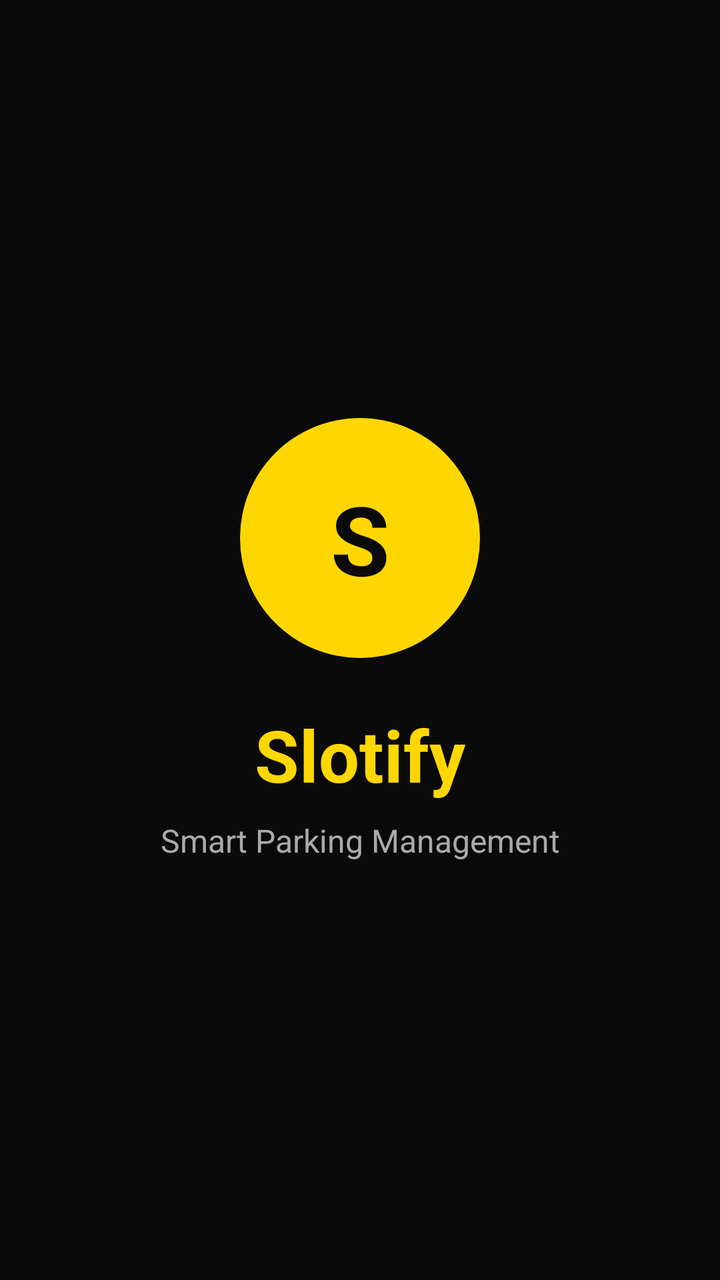
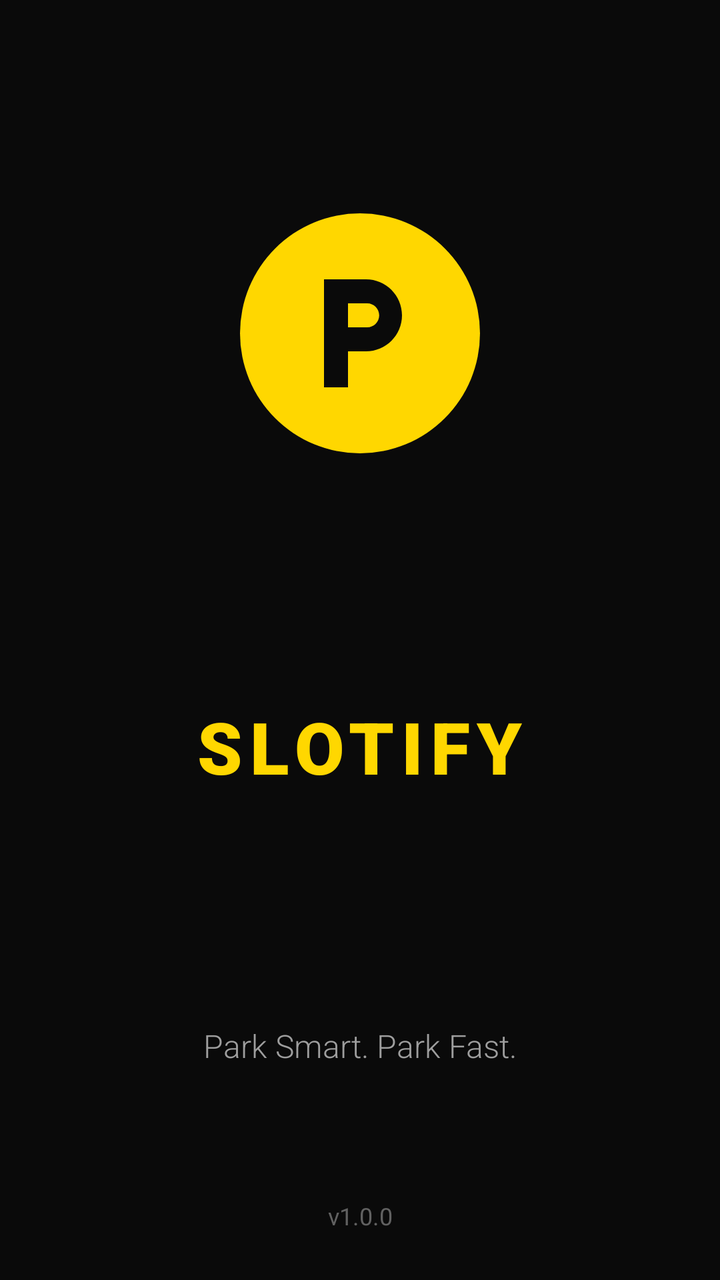

Before-and-after screenshots of an Android layout around one commit, followed by the original layout XML and the change that was made.
<!-- AndroidManifest.xml: activity theme Theme.Slotify.Splash -->
<!-- res/layout/activity_splash.xml -->
<?xml version="1.0" encoding="utf-8"?>
<androidx.constraintlayout.widget.ConstraintLayout
    xmlns:android="http://schemas.android.com/apk/res/android"
    xmlns:app="http://schemas.android.com/apk/res-auto"
    android:layout_width="match_parent"
    android:layout_height="match_parent"
    android:background="@color/background">

    <ImageView
        android:id="@+id/ivLogo"
        android:layout_width="120dp"
        android:layout_height="120dp"
        android:src="@drawable/bg_logo_circle"
        app:layout_constraintBottom_toTopOf="@+id/tvAppName"
        app:layout_constraintEnd_toEndOf="parent"
        app:layout_constraintStart_toStartOf="parent"
        app:layout_constraintTop_toTopOf="parent"
        app:layout_constraintVertical_chainStyle="packed" />

    <TextView
        android:id="@+id/tvLogoText"
        android:layout_width="wrap_content"
        android:layout_height="wrap_content"
        android:text="S"
        android:textColor="@color/background"
        android:textSize="48sp"
        android:textStyle="bold"
        app:layout_constraintBottom_toBottomOf="@id/ivLogo"
        app:layout_constraintEnd_toEndOf="@id/ivLogo"
        app:layout_constraintStart_toStartOf="@id/ivLogo"
        app:layout_constraintTop_toTopOf="@id/ivLogo" />

    <TextView
        android:id="@+id/tvAppName"
        android:layout_width="wrap_content"
        android:layout_height="wrap_content"
        android:layout_marginTop="24dp"
        android:text="@string/app_name"
        android:textColor="@color/primary"
        android:textSize="36sp"
        android:textStyle="bold"
        app:layout_constraintBottom_toTopOf="@+id/tvTagline"
        app:layout_constraintEnd_toEndOf="parent"
        app:layout_constraintStart_toStartOf="parent"
        app:layout_constraintTop_toBottomOf="@id/ivLogo" />

    <TextView
        android:id="@+id/tvTagline"
        android:layout_width="wrap_content"
        android:layout_height="wrap_content"
        android:layout_marginTop="8dp"
        android:text="@string/tagline"
        android:textColor="@color/text_secondary"
        android:textSize="16sp"
        app:layout_constraintBottom_toBottomOf="parent"
        app:layout_constraintEnd_toEndOf="parent"
        app:layout_constraintStart_toStartOf="parent"
        app:layout_constraintTop_toBottomOf="@id/tvAppName" />

    <ProgressBar
        android:id="@+id/progressBar"
        android:layout_width="wrap_content"
        android:layout_height="wrap_content"
        android:layout_marginBottom="48dp"
        android:indeterminateTint="@color/primary"
        app:layout_constraintBottom_toBottomOf="parent"
        app:layout_constraintEnd_toEndOf="parent"
        app:layout_constraintStart_toStartOf="parent" />

</androidx.constraintlayout.widget.ConstraintLayout>
<!-- resources referenced by this layout -->
<resources>
  <color name="background">#0A0A0A</color>
  <color name="primary">#FFD700</color>
  <color name="text_secondary">#AAAAAA</color>
  <!-- drawable bg_logo_circle (drawable) -->
  <?xml version="1.0" encoding="utf-8"?>
  <shape xmlns:android="http://schemas.android.com/apk/res/android"
      android:shape="oval">
      <solid android:color="@color/primary" />
      <size
          android:width="120dp"
          android:height="120dp" />
  </shape>
  <string name="app_name">Slotify</string>
  <string name="tagline">Smart Parking Management</string>
  <style name="Theme.Slotify.Splash" parent="Theme.Slotify">
          <item name="android:windowBackground">@color/background</item>
      </style>
  <style name="Theme.Slotify" parent="Theme.Material3.DayNight.NoActionBar">
          
          <item name="colorPrimary">@color/primary</item>
          <item name="colorPrimaryVariant">@color/primary_dark</item>
          <item name="colorOnPrimary">@color/background</item>
  
          
          <item name="colorSecondary">@color/primary</item>
          <item name="colorSecondaryVariant">@color/primary_dark</item>
          <item name="colorOnSecondary">@color/background</item>
  
          
          <item name="android:colorBackground">@color/background</item>
          <item name="colorSurface">@color/surface</item>
          <item name="colorOnSurface">@color/text_primary</item>
  
          
          <item name="android:statusBarColor">@color/background</item>
          <item name="android:navigationBarColor">@color/background</item>
          <item name="android:windowLightStatusBar">false</item>
  
          
          <item name="colorError">@color/error</item>
          <item name="colorOnError">@color/white</item>
      </style>
  <color name="primary_dark">#E6C200</color>
  <color name="surface">#1A1A1A</color>
  <color name="text_primary">#FFFFFF</color>
  <color name="error">#F44336</color>
  <color name="white">#FFFFFF</color>
</resources>

<!-- the commit's change to res/layout/activity_splash.xml (unified diff, before → after) -->
@@ -4,67 +4,66 @@
     xmlns:app="http://schemas.android.com/apk/res-auto"
     android:layout_width="match_parent"
     android:layout_height="match_parent"
-    android:background="@color/background">
+    android:background="@color/black_primary">
 
+    
     <ImageView
-        android:id="@+id/ivLogo"
+        android:id="@+id/ivSplashLogo"
         android:layout_width="120dp"
         android:layout_height="120dp"
-        android:src="@drawable/bg_logo_circle"
-        app:layout_constraintBottom_toTopOf="@+id/tvAppName"
-        app:layout_constraintEnd_toEndOf="parent"
+        android:background="@drawable/bg_logo_circle"
+        android:padding="24dp"
+        android:src="@drawable/ic_parking"
+        app:tint="@color/black_primary"
+        android:contentDescription="@string/app_name"
+        app:layout_constraintTop_toTopOf="parent"
+        app:layout_constraintBottom_toTopOf="@id/tvAppName"
         app:layout_constraintStart_toStartOf="parent"
-        app:layout_constraintTop_toTopOf="parent"
-        app:layout_constraintVertical_chainStyle="packed" />
+        app:layout_constraintEnd_toEndOf="parent"/>
 
-    <TextView
-        android:id="@+id/tvLogoText"
-        android:layout_width="wrap_content"
-        android:layout_height="wrap_content"
-        android:text="S"
-        android:textColor="@color/background"
-        android:textSize="48sp"
-        android:textStyle="bold"
-        app:layout_constraintBottom_toBottomOf="@id/ivLogo"
-        app:layout_constraintEnd_toEndOf="@id/ivLogo"
-        app:layout_constraintStart_toStartOf="@id/ivLogo"
-        app:layout_constraintTop_toTopOf="@id/ivLogo" />
-
+    
     <TextView
         android:id="@+id/tvAppName"
         android:layout_width="wrap_content"
         android:layout_height="wrap_content"
-        android:layout_marginTop="24dp"
-        android:text="@string/app_name"
-        android:textColor="@color/primary"
+        android:layout_marginTop="16dp"
+        android:text="SLOTIFY"
+        android:textColor="@color/yellow_primary"
         android:textSize="36sp"
-        android:textStyle="bold"
-        app:layout_constraintBottom_toTopOf="@+id/tvTagline"
-        app:layout_constraintEnd_toEndOf="parent"
+        android:fontFamily="sans-serif-black"
+        android:letterSpacing="0.1"
+        app:layout_constraintTop_toBottomOf="@id/ivSplashLogo"
+        app:layout_constraintBottom_toTopOf="@id/tvTagline"
         app:layout_constraintStart_toStartOf="parent"
-        app:layout_constraintTop_toBottomOf="@id/ivLogo" />
+        app:layout_constraintEnd_toEndOf="parent"/>
 
+    
     <TextView
         android:id="@+id/tvTagline"
         android:layout_width="wrap_content"
         android:layout_height="wrap_content"
         android:layout_marginTop="8dp"
-        android:text="@string/tagline"
+        android:text="Park Smart. Park Fast."
         android:textColor="@color/text_secondary"
         android:textSize="16sp"
+        android:fontFamily="sans-serif-light"
+        app:layout_constraintTop_toBottomOf="@id/tvAppName"
         app:layout_constraintBottom_toBottomOf="parent"
+        app:layout_constraintStart_toStartOf="parent"
         app:layout_constraintEnd_toEndOf="parent"
-        app:layout_constraintStart_toStartOf="parent"
-        app:layout_constraintTop_toBottomOf="@id/tvAppName" />
+        app:layout_constraintVertical_bias="0.4"/>
 
-    <ProgressBar
-        android:id="@+id/progressBar"
+    
+    <TextView
+        android:id="@+id/tvVersion"
         android:layout_width="wrap_content"
         android:layout_height="wrap_content"
-        android:layout_marginBottom="48dp"
-        android:indeterminateTint="@color/primary"
+        android:text="v1.0.0"
+        android:textColor="@color/text_hint"
+        android:textSize="12sp"
+        android:layout_marginBottom="24dp"
         app:layout_constraintBottom_toBottomOf="parent"
-        app:layout_constraintEnd_toEndOf="parent"
-        app:layout_constraintStart_toStartOf="parent" />
+        app:layout_constraintStart_toStartOf="parent"
+        app:layout_constraintEnd_toEndOf="parent"/>
 
 </androidx.constraintlayout.widget.ConstraintLayout>
<!-- resource entries referenced after the edit -->
@@ -1,51 +1,42 @@
 <!-- resources referenced by this layout -->
 <resources>
-  <color name="background">#0A0A0A</color>
-  <color name="primary">#FFD700</color>
-  <color name="text_secondary">#AAAAAA</color>
+  <color name="black_primary">#0A0A0A</color>
+  <color name="text_hint">#616161</color>
+  <color name="text_secondary">#9E9E9E</color>
+  <color name="yellow_primary">#FFD700</color>
   <!-- drawable bg_logo_circle (drawable) -->
   <?xml version="1.0" encoding="utf-8"?>
   <shape xmlns:android="http://schemas.android.com/apk/res/android"
       android:shape="oval">
-      <solid android:color="@color/primary" />
+  
+      <solid android:color="@color/yellow_primary"/>
+  
       <size
           android:width="120dp"
-          android:height="120dp" />
+          android:height="120dp"/>
+  
   </shape>
+  <!-- drawable ic_parking (drawable) -->
+  <?xml version="1.0" encoding="utf-8"?>
+  <vector xmlns:android="http://schemas.android.com/apk/res/android"
+      android:width="24dp"
+      android:height="24dp"
+      android:viewportWidth="24"
+      android:viewportHeight="24">
+  
+      
+      <path
+          android:fillColor="#FFFFFF"
+          android:pathData="M13,3H6v18h4v-6h3c3.31,0 6,-2.69 6,-6s-2.69,-6 -6,-6zM13.2,11H10V7h3.2c1.1,0 2,0.9 2,2s-0.9,2 -2,2z"/>
+  
+  </vector>
   <string name="app_name">Slotify</string>
-  <string name="tagline">Smart Parking Management</string>
-  <style name="Theme.Slotify.Splash" parent="Theme.Slotify">
-          <item name="android:windowBackground">@color/background</item>
+  <style name="Theme.Slotify.Splash" parent="Theme.MaterialComponents.DayNight.NoActionBar">
+  
+          <item name="android:windowFullscreen">true</item>
+          <item name="android:windowContentOverlay">@null</item>
+          <item name="android:windowBackground">@color/black_primary</item>
+  
       </style>
-  <style name="Theme.Slotify" parent="Theme.Material3.DayNight.NoActionBar">
-          
-          <item name="colorPrimary">@color/primary</item>
-          <item name="colorPrimaryVariant">@color/primary_dark</item>
-          <item name="colorOnPrimary">@color/background</item>
-  
-          
-          <item name="colorSecondary">@color/primary</item>
-          <item name="colorSecondaryVariant">@color/primary_dark</item>
-          <item name="colorOnSecondary">@color/background</item>
-  
-          
-          <item name="android:colorBackground">@color/background</item>
-          <item name="colorSurface">@color/surface</item>
-          <item name="colorOnSurface">@color/text_primary</item>
-  
-          
-          <item name="android:statusBarColor">@color/background</item>
-          <item name="android:navigationBarColor">@color/background</item>
-          <item name="android:windowLightStatusBar">false</item>
-  
-          
-          <item name="colorError">@color/error</item>
-          <item name="colorOnError">@color/white</item>
-      </style>
-  <color name="primary_dark">#E6C200</color>
-  <color name="surface">#1A1A1A</color>
-  <color name="text_primary">#FFFFFF</color>
-  <color name="error">#F44336</color>
-  <color name="white">#FFFFFF</color>
 </resources>
 
